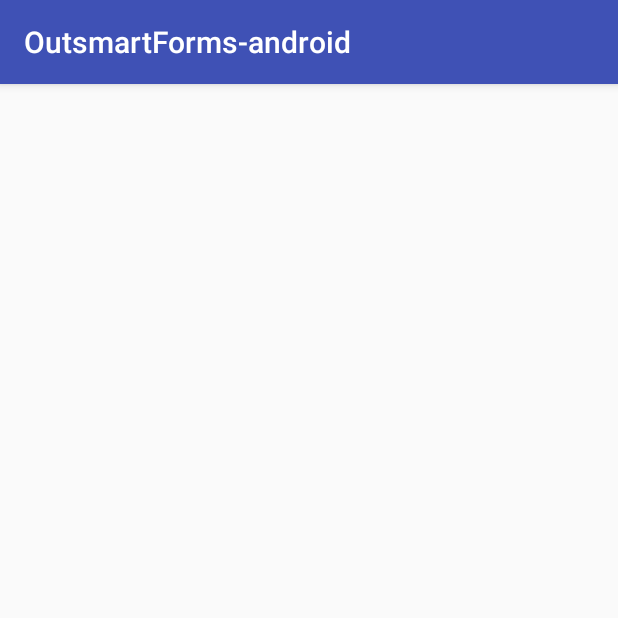
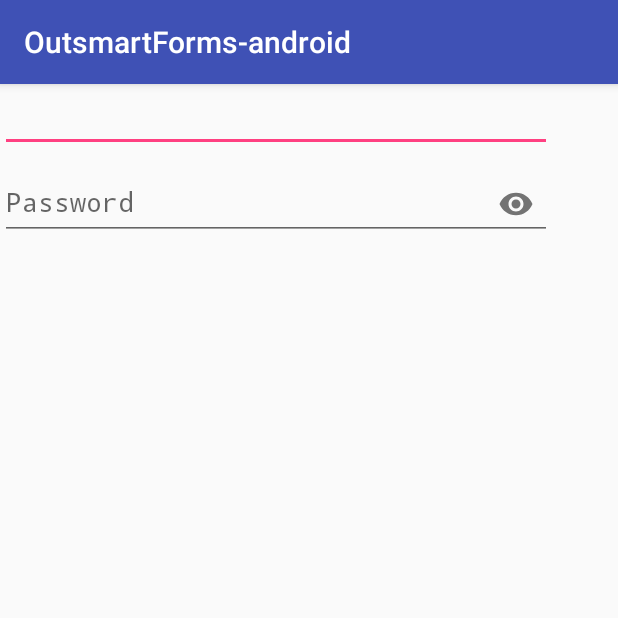
Before and after one commit to dev-outsmartyourself/osforms-android, an Android app: the screen it shows after launch (MainActivity), on a phone screen of 412 x 824 dp, the top half of it. Run offline under Robolectric (Android 15) with nearby library versions, the phone set to English and light mode, and no system bars.

Commit message:
Adicionando styles no Formulário

```diff
--- a/app/build.gradle
+++ b/app/build.gradle
@@ -16,6 +16,11 @@ android {
             proguardFiles getDefaultProguardFile('proguard-android.txt'), 'proguard-rules.pro'
         }
     }
+
+    compileOptions {
+        sourceCompatibility JavaVersion.VERSION_1_8
+        targetCompatibility JavaVersion.VERSION_1_8
+    }
 }
 
 dependencies {
--- a/app/src/main/java/br/com/outsmart/outsmartforms_android/MainActivity.java
+++ b/app/src/main/java/br/com/outsmart/outsmartforms_android/MainActivity.java
@@ -4,7 +4,9 @@ import android.support.v7.app.AppCompatActivity;
 import android.os.Bundle;
 import android.widget.FrameLayout;
 
+import br.com.outsmart.osforms_android.EmailField;
 import br.com.outsmart.osforms_android.Form;
+import br.com.outsmart.osforms_android.PasswordField;
 
 public class MainActivity extends AppCompatActivity {
 
@@ -15,11 +17,9 @@ public class MainActivity extends AppCompatActivity {
         FrameLayout mainContainer = findViewById(R.id.main_container);
 
         Form form = new Form(this);
-        form.add(new EmailField());
-        form.add(new  PasswordField());
+        form.addView(new EmailField(this));
+        form.addView(new PasswordField(this));
+        mainContainer.addView(form);
 
-
-
-        mainContainer.addView(form);
     }
 }
--- a/app/src/main/res/values/styles.xml
+++ b/app/src/main/res/values/styles.xml
@@ -8,4 +8,8 @@
         <item name="colorAccent">@color/colorAccent</item>
     </style>
 
+    <style name="BaseForm">
+        <item name="backgroundColor">@color/colorPrimary</item>
+    </style>
+
 </resources>
--- /dev/null
+++ b/osforms-android/src/main/java/br/com/outsmart/osforms_android/PasswordField.java
@@ -0,0 +1,23 @@
+package br.com.outsmart.osforms_android;
+
+import android.content.Context;
+import android.support.design.widget.TextInputLayout;
+import android.text.InputType;
+import android.widget.EditText;
+
+/**
+ * Created by carlos on 16/02/18.
+ */
+
+public class PasswordField extends TextInputLayout {
+    private EditText editText;
+
+    public PasswordField(Context context) {
+        super(context);
+        setPasswordVisibilityToggleEnabled(true);
+        editText = new EditText(context);
+        editText.setInputType(InputType.TYPE_CLASS_TEXT | InputType.TYPE_TEXT_VARIATION_PASSWORD);
+        editText.setHint(context.getString(R.string.password));
+        addView(editText);
+    }
+}
--- /dev/null
+++ b/osforms-android/src/main/res/values/attrs.xml
@@ -0,0 +1,6 @@
+<?xml version="1.0" encoding="utf-8"?>
+<resources>
+    <declare-styleable name="Form">
+        <attr name="backgroundColor" format="color" />
+    </declare-styleable>
+</resources>
--- a/osforms-android/src/main/res/values/strings.xml
+++ b/osforms-android/src/main/res/values/strings.xml
@@ -1,3 +1,4 @@
 <resources>
     <string name="app_name">OSForms-android</string>
+    <string name="password">Password</string>
 </resources>
```
Also changed, not shown: osforms-android/build.gradle (+6 -1 lines), osforms-android/src/main/java/br/com/outsmart/osforms_android/Form.java (+21 -0 lines).
